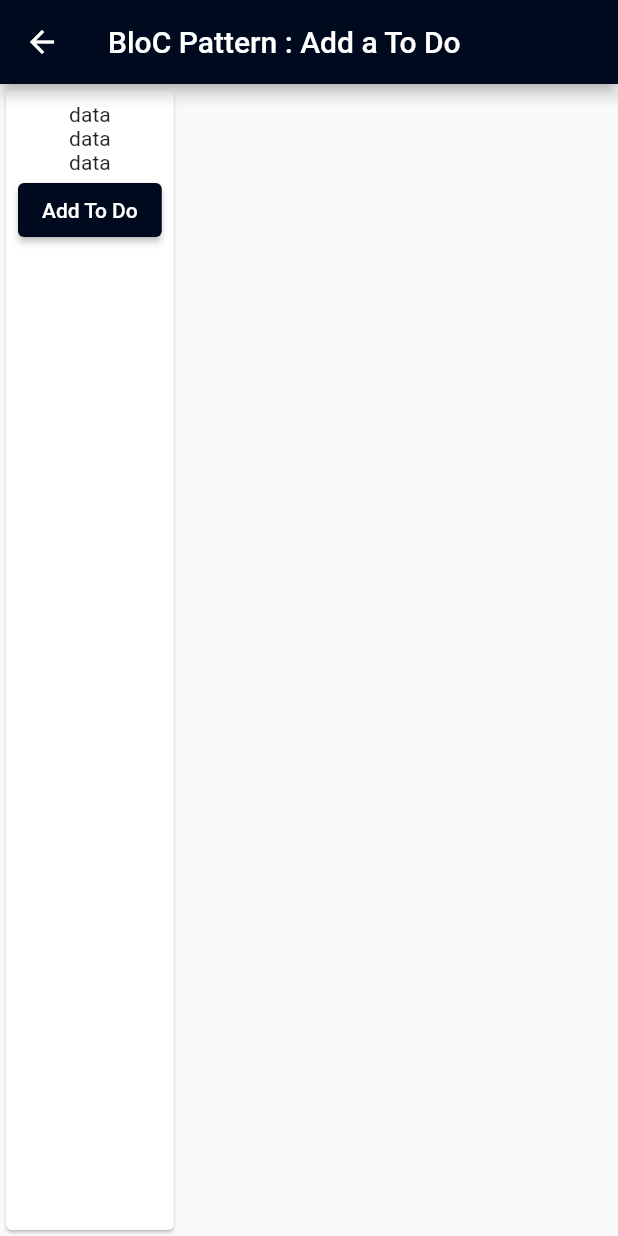
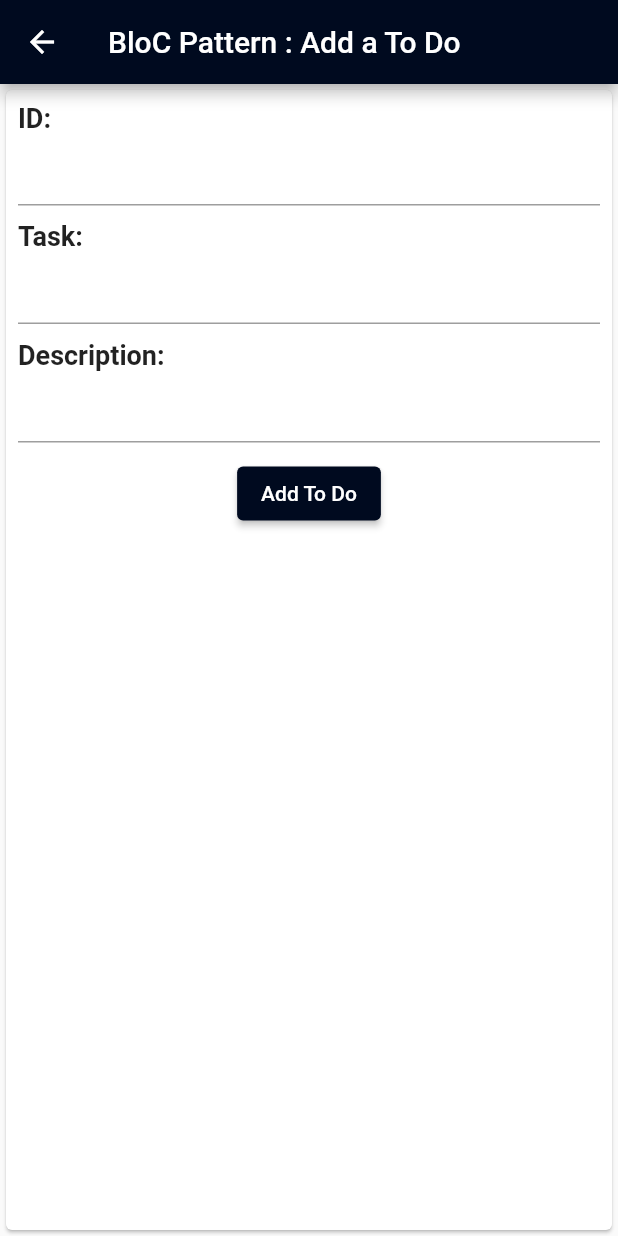
Before and after one commit to imaldila/todo_with_BLoC, a Flutter app: the screen it shows after launch, after a tap on the "add" icon, on a phone screen of 412 x 824 dp. Run offline on Flutter 3.47's test engine with Material 2 defaults, Android fonts, the phone set to English and light mode, and no system bars; our stand-ins replace equatable.

Commit message:
add method input field

```diff
--- a/lib/add_todo_screen.dart
+++ b/lib/add_todo_screen.dart
@@ -1,4 +1,6 @@
 import 'package:flutter/material.dart';
+import 'package:todo_bloc/components.dart';
+import 'package:todo_bloc/models/todos_model.dart';
 
 class AddTodoScreen extends StatelessWidget {
   const AddTodoScreen({Key? key}) : super(key: key);
@@ -18,11 +20,19 @@ class AddTodoScreen extends StatelessWidget {
           padding: const EdgeInsets.all(8.0),
           child: Column(
             children: [
-              Text('data'),
-              Text('data'),
-              Text('data'),
+              _inputField('ID', controllerId),
+              _inputField('Task', controllerTask),
+              _inputField('Description', controllerDescription),
               ElevatedButton(
-                onPressed: () {},
+                onPressed: () {
+                  var todo = Todo(
+                    id: controllerId.text,
+                    task: controllerTask.text,
+                    description: controllerDescription.text,
+                  );
+                },
+                style: ElevatedButton.styleFrom(
+                    primary: Theme.of(context).primaryColor),
                 child: const Text('Add To Do'),
               ),
             ],
@@ -31,4 +41,23 @@ class AddTodoScreen extends StatelessWidget {
       ),
     );
   }
+
+  Column _inputField(String field, TextEditingController controller) {
+    return Column(
+      crossAxisAlignment: CrossAxisAlignment.start,
+      children: [
+        Text(
+          '$field: ',
+          style: kTextStyle,
+        ),
+        Container(
+            height: 50,
+            margin: const EdgeInsets.only(bottom: 8.0),
+            width: double.infinity,
+            child: TextFormField(
+              controller: controller,
+            ))
+      ],
+    );
+  }
 }
--- /dev/null
+++ b/lib/components.dart
@@ -0,0 +1,6 @@
+import 'package:flutter/material.dart';
+
+const TextStyle kTextStyle = TextStyle(
+  fontSize: 18,
+  fontWeight: FontWeight.bold,
+);
--- a/lib/main.dart
+++ b/lib/main.dart
@@ -19,11 +19,11 @@ class MyApp extends StatelessWidget {
         appBarTheme: const AppBarTheme(
           color:  Color(0xFF000A1F),
         ),
-        elevatedButtonTheme: ElevatedButtonThemeData(
-          style: ElevatedButton.styleFrom(
-            primary: const Color(0xFF000A1F)
-          )
-        )
+        // elevatedButtonTheme: ElevatedButtonThemeData(
+        //   style: ElevatedButton.styleFrom(
+        //     primary: const Color(0xFF000A1F)
+        //   )
+        // )
       ),
       home: const HomeScreen(),
     );
```
